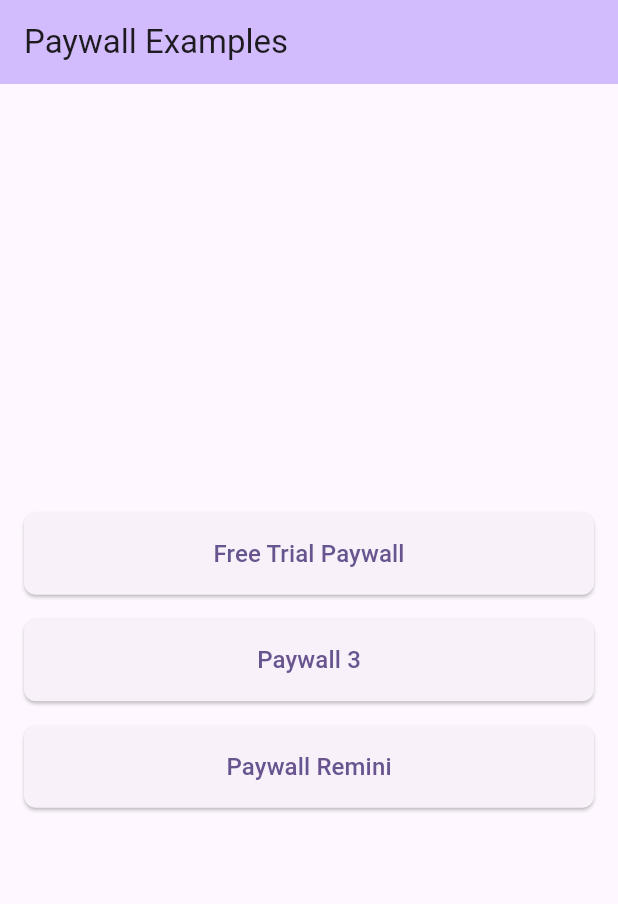
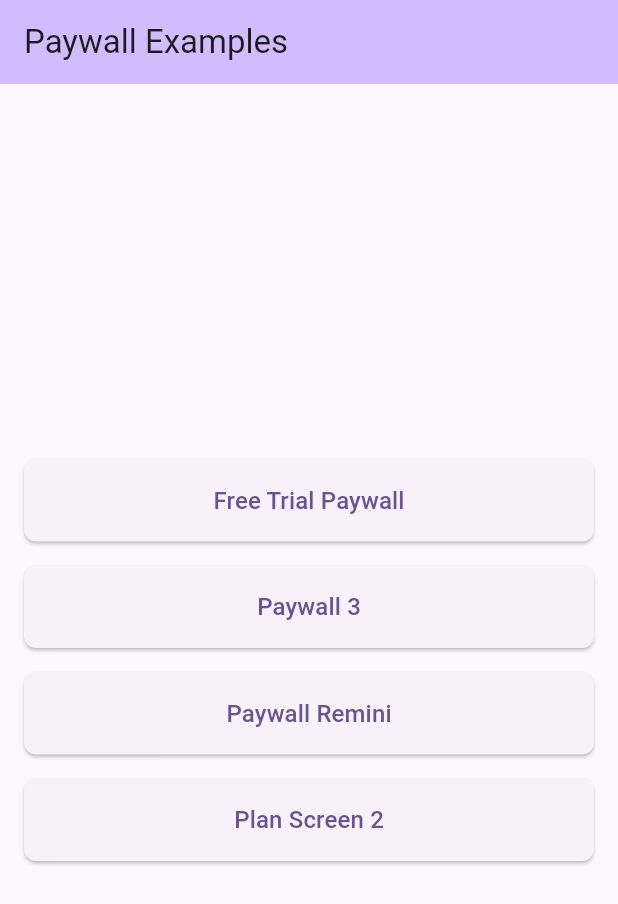
Before and after one commit to gorkemalgan/gui_paywall, a Flutter app: the screen it shows after launch, on a phone screen of 412 x 824 dp. Shown: the top 904 px of the screen. Run offline on Flutter 3.47's test engine with Material 3 defaults, Android fonts, the phone set to English and light mode, and no system bars; our stand-ins replace carousel_slider, flutter_svg, lottie; missing offline and left inert: desktop_window; generated files the repository leaves out were written again.

Commit message:
PlanScreen2 paywall ekranı ve butonu eklendi

```diff
--- a/example/lib/main.dart
+++ b/example/lib/main.dart
@@ -6,6 +6,7 @@ import 'package:flutter_localizations/flutter_localizations.dart';
 import 'package:desktop_window/desktop_window.dart';
 
 import 'package:gui_paywall/gui_paywall.dart';
+import 'package:gui_paywall/src/paywalls/plan_screen_2.dart';
 
 Future<void> main() async {
   WidgetsFlutterBinding.ensureInitialized();
@@ -159,6 +160,12 @@ class PaywallListScreen extends StatelessWidget {
                 'Paywall Remini',
                 () => PaywallRemini(paywall: paywallConfig, image: Image.asset('assets/images/woman.jpeg')),
               ),
+              const SizedBox(height: 16),
+              _buildPaywallButton(
+                context,
+                'Plan Screen 2',
+                () => PlanScreen2(paywall: paywallConfig, image: Image.asset('assets/images/woman.jpeg')),
+              ),
             ],
           ),
         ),
--- a/pubspec.yaml
+++ b/pubspec.yaml
@@ -21,6 +21,8 @@ dev_dependencies:
   flutter_test:
     sdk: flutter
   flutter_gen_runner:
+  flutter_gen: ^5.3.1
+  build_runner: ^2.4.9
   import_sorter: ^4.6.0
   intl_utils: ^2.8.11
 
```
Also changed, not shown: pubspec.lock, 3 other files.
